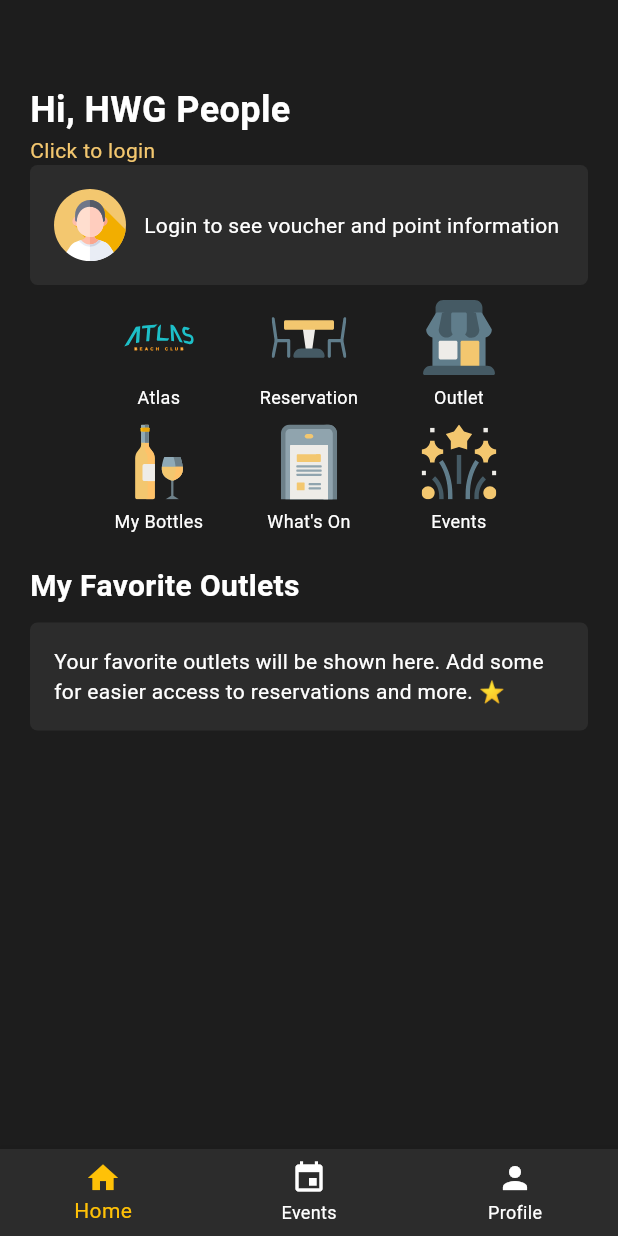
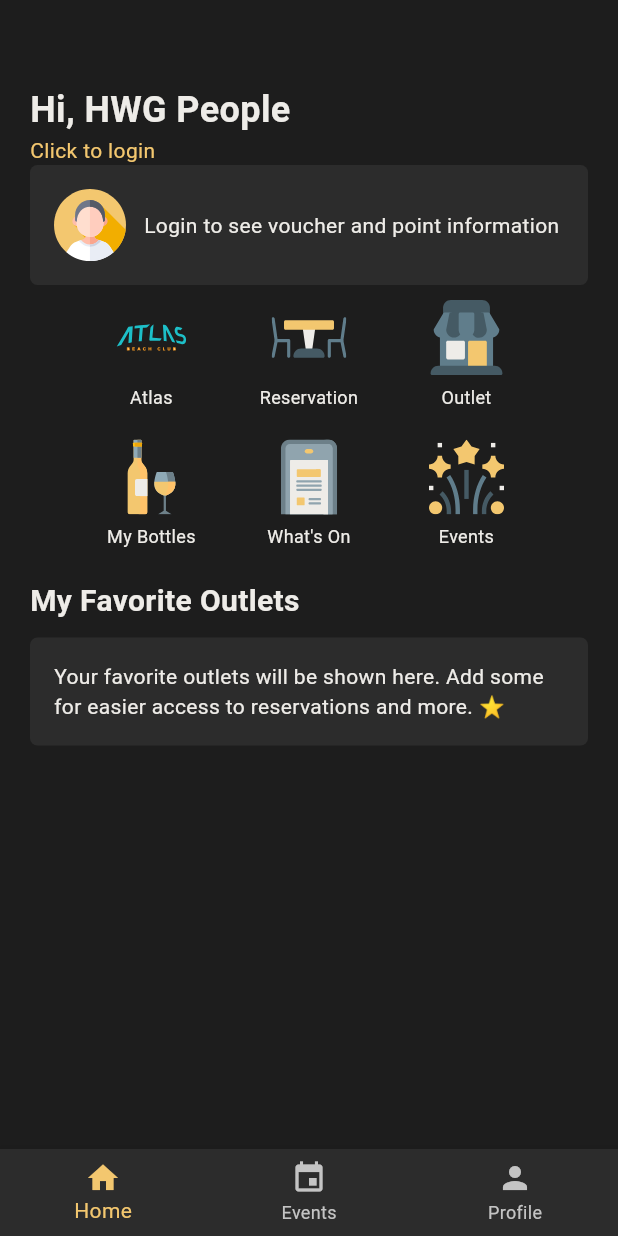
Before and after one commit to azharrizal06/HW-TEST, a Flutter app: the screen it shows after launch, on a phone screen of 412 x 824 dp. Run offline on Flutter 3.47's test engine with Material 3 defaults, Android fonts, the phone set to English and light mode, and no system bars; our stand-ins replace carousel_slider, flutter_svg, get, logger; network calls fail.

Commit message:
fix finising

```diff
--- a/lib/Cons_colors/Cons_colors.dart
+++ b/lib/Cons_colors/Cons_colors.dart
@@ -12,29 +12,17 @@ const kColorTextSecondary = Color(0xFF8B8B8B);
 const kColorTextButton = Color(0xFF000000);
 const kColorSecondaryText = Color(0xFFC4C4C4);
 
-TextStyle heading1 = TextStyle(
-  fontSize: 24,
-  fontWeight: FontWeight.bold,
-  color: Colors.white,
-);
+TextStyle heading1 = const TextStyle(
+    fontSize: 24, fontWeight: FontWeight.bold, color: kColorText);
 
-TextStyle heading2 = TextStyle(
-  fontSize: 20,
-  fontWeight: FontWeight.w600,
-  color: Colors.white,
-);
+TextStyle heading2 = const TextStyle(
+    fontSize: 20, fontWeight: FontWeight.w600, color: kColorText);
 
-TextStyle bodyText = TextStyle(
-  fontSize: 14,
-  fontWeight: FontWeight.normal,
-  color: Colors.white,
-);
+TextStyle bodyText = const TextStyle(
+    fontSize: 14, fontWeight: FontWeight.normal, color: kColorText);
 
-TextStyle caption = TextStyle(
-  fontSize: 12,
-  fontWeight: FontWeight.w300,
-  color: Colors.grey,
-);
+TextStyle caption = const TextStyle(
+    fontSize: 12, fontWeight: FontWeight.w300, color: kColorTextSecondary);
 
 TextStyle Rank1 = TextStyle(
     fontSize: 18, fontWeight: FontWeight.bold, color: kColorSecondary);
@@ -42,11 +30,10 @@ TextStyle Rank2 = TextStyle(fontSize: 16, color: kColorSecondary);
 TextStyle Rank3 = TextStyle(fontSize: 14, color: kColorSecondary);
 TextStyle Rankall = TextStyle(fontSize: 14, color: kColorText);
 
-TextStyle customText({
-  double size = 14,
-  FontWeight weight = FontWeight.normal,
-  Color color = Colors.white,
-}) {
+TextStyle customText(
+    {double size = 14,
+    FontWeight weight = FontWeight.normal,
+    Color color = kColorText}) {
   return TextStyle(
     fontSize: size,
     fontWeight: weight,
--- a/lib/Url_servies/baseUrl.dart
+++ b/lib/Url_servies/baseUrl.dart
@@ -3,3 +3,4 @@ var baseUrl = "https://customer.holywings.id/api/v1/";
 
 //endpoint
 var songUrl = "songs/charts/latest";
+var bennerurl = "whats-on/banner";
--- a/lib/Widget/benner.dart
+++ b/lib/Widget/benner.dart
@@ -14,7 +14,7 @@ class Bannerhome extends StatelessWidget {
       if (controller.isLoading.value) {
         return Center(
           child: CircularProgressIndicator(
-            color: kColorText,
+            color: kColorPrimary,
           ),
         );
       }
--- a/lib/Widget/icons_menu.dart
+++ b/lib/Widget/icons_menu.dart
@@ -2,6 +2,8 @@ import 'package:flutter/material.dart';
 import 'package:flutter_svg/flutter_svg.dart';
 import 'package:get/get.dart';
 import 'package:hw_test/home/views/chartview.dart';
+
+import '../Cons_colors/Cons_colors.dart';
 
 class HomeMenu extends StatelessWidget {
   final List<Map<String, String>> menuItems = [
@@ -21,8 +23,8 @@ class HomeMenu extends StatelessWidget {
         padding: const EdgeInsets.symmetric(vertical: 10, horizontal: 20),
         child: Wrap(
           alignment: WrapAlignment.center, // Pusatkan item
-          spacing: 20, // Jarak antar item horizontal
-          runSpacing: 10, // Jarak antar baris
+          spacing: 25, // Jarak antar item horizontal
+          runSpacing: 20, // Jarak antar baris
           children: menuItems.map((item) => _buildMenuItem(item)).toList(),
         ),
       ),
@@ -50,7 +52,7 @@ class HomeMenu extends StatelessWidget {
             Text(
               item["title"]!,
               textAlign: TextAlign.center,
-              style: TextStyle(color: Colors.white, fontSize: 12),
+              style: TextStyle(color: kColorText, fontSize: 12),
               maxLines: 1,
               overflow: TextOverflow.ellipsis,
             ),
--- a/lib/home/views/dashboard.dart
+++ b/lib/home/views/dashboard.dart
@@ -20,11 +20,12 @@ class _MainScreenState extends State<MainScreen> {
     Center(child: Text("Events Screen")),
     Center(child: Text("Profile Screen")),
   ];
-
+  final HomeController homeController = Get.put(HomeController());
   @override
   void initState() {
     super.initState();
-    Get.put(HomeController()); // Inisialisasi HomeController
+
+    homeController.getBanner();
   }
 
   @override
@@ -33,8 +34,8 @@ class _MainScreenState extends State<MainScreen> {
       body: _pages[_currentIndex],
       bottomNavigationBar: BottomNavigationBar(
         backgroundColor: kColorBgAccent,
-        selectedItemColor: Colors.amber,
-        unselectedItemColor: Colors.white,
+        selectedItemColor: kColorPrimary,
+        unselectedItemColor: kColorSecondaryText,
         currentIndex: _currentIndex,
         onTap: (index) {
           setState(() {
--- a/lib/home/views/homeView.dart
+++ b/lib/home/views/homeView.dart
@@ -1,6 +1,7 @@
 import 'package:flutter/material.dart';
 import 'package:get/get.dart';
 
+import '../../Cons_colors/Cons_colors.dart';
 import '../../Widget/HiderWidget.dart';
 import '../../Widget/benner.dart';
 import '../../Widget/favorit.dart';
@@ -21,15 +22,23 @@ class _MyHomePageState extends State<MyHomePage> {
   final HomeController homeController = Get.put(HomeController());
   void initState() {
     super.initState();
-    homeController.getBanner();
   }
 
   @override
   Widget build(BuildContext context) {
     return Scaffold(
         body: SafeArea(
-      child: SingleChildScrollView(
-        child: Column(crossAxisAlignment: CrossAxisAlignment.start, children: [
+            child: Obx(
+      () => homeController.isLoading.value
+          ? Center(
+              child: CircularProgressIndicator(
+                color: kColorPrimary,
+              ),
+            )
+          : SingleChildScrollView(
+              child: Column(
+                  crossAxisAlignment: CrossAxisAlignment.start,
+                  children: [
                     SizedBox(height: kToolbarHeight),
                     WidgetHeader(),
                     Bannerhome(),
@@ -38,6 +47,6 @@ class _MyHomePageState extends State<MyHomePage> {
                     FavoriteOutletsCard()
                   ]),
             ),
-    ));
+    )));
   }
 }
--- a/lib/main.dart
+++ b/lib/main.dart
@@ -18,9 +18,9 @@ class MyApp extends StatelessWidget {
       theme: ThemeData(
         scaffoldBackgroundColor: kColorBg,
         textTheme: const TextTheme(
-          bodyLarge: TextStyle(color: Colors.white),
-          bodyMedium: TextStyle(color: Colors.white),
-          bodySmall: TextStyle(color: Colors.white),
+          bodyLarge: TextStyle(color: kColorText),
+          bodyMedium: TextStyle(color: kColorText),
+          bodySmall: TextStyle(color: kColorText),
         ),
       ),
       home: MainScreen(),
```
Also changed, not shown: lib/home/controller/HomeController.dart (+2 -21 lines), lib/home/views/chartview.dart (+14 -13 lines). Lines whose indentation alone changed are shown as unchanged.
